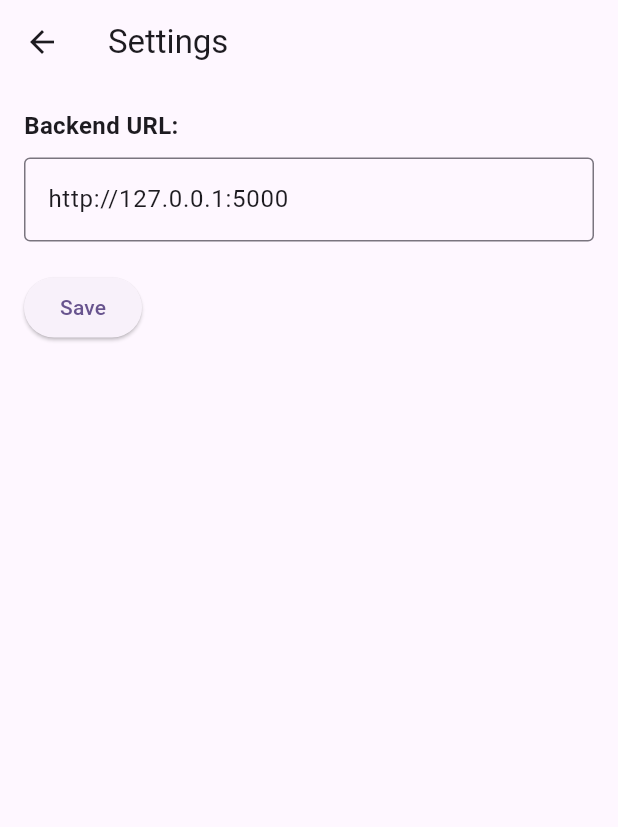
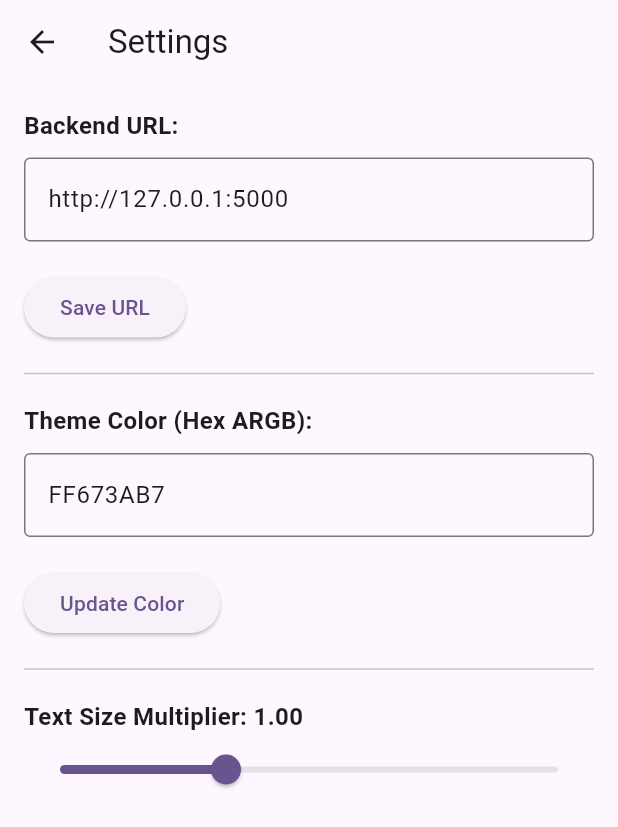
Before and after one commit to Thechopsee/exdata_collector, a Flutter app: the SettingsScreen screen opened directly, on a phone screen of 412 x 824 dp. Shown: the top 827 px of the screen. Run offline on Flutter 3.47's test engine with Material 3 defaults, Android fonts, the phone set to English and light mode, and no system bars; our stand-ins replace shared_preferences; accounts and stored records are empty.

Commit message:
Implement custom theme configuration system
- Add 'provider' dependency for state management.
- Create ThemeConfig model to encapsulate ThemeData generation.
- Implement ConfigProvider to manage and persist theme settings (primary color and text size).
- Update SettingsScreen with UI components for real-time theme customization.
- Adjust main.dart to use dynamic theme from ConfigProvider.
- Update tests to support the new state management architecture.

Co-authored-by: Thechopsee <74382107+Thechopsee@users.noreply.github.com>

```diff
--- /dev/null
+++ b/lib/Models/ThemeConfig.dart
@@ -0,0 +1,32 @@
+import 'package:flutter/material.dart';
+
+class ThemeConfig {
+  final Color primaryColor;
+  final double textSizeMultiplier;
+
+  ThemeConfig({
+    required this.primaryColor,
+    required this.textSizeMultiplier,
+  });
+
+  ThemeData get themeData {
+    return ThemeData(
+      colorScheme: ColorScheme.fromSeed(seedColor: primaryColor),
+      useMaterial3: true,
+      textTheme: const TextTheme().apply(
+        fontSizeFactor: textSizeMultiplier,
+      ),
+    );
+  }
+
+  // Helper to create a copy with some changed fields
+  ThemeConfig copyWith({
+    Color? primaryColor,
+    double? textSizeMultiplier,
+  }) {
+    return ThemeConfig(
+      primaryColor: primaryColor ?? this.primaryColor,
+      textSizeMultiplier: textSizeMultiplier ?? this.textSizeMultiplier,
+    );
+  }
+}
--- /dev/null
+++ b/lib/Services/ConfigProvider.dart
@@ -0,0 +1,41 @@
+import 'package:flutter/material.dart';
+import '../Models/ThemeConfig.dart';
+import 'SettingsManager.dart';
+
+class ConfigProvider with ChangeNotifier {
+  ThemeConfig _themeConfig = ThemeConfig(
+    primaryColor: Colors.deepPurple,
+    textSizeMultiplier: 1.0,
+  );
+
+  ThemeConfig get themeConfig => _themeConfig;
+
+  Future<void> loadSettings() async {
+    final settingsManager = await SettingsManager.getInstance();
+    String colorHex = await settingsManager.getPrimaryColor();
+    double textSizeMultiplier = await settingsManager.getTextSizeMultiplier();
+
+    _themeConfig = ThemeConfig(
+      primaryColor: Color(int.parse(colorHex, radix: 16)),
+      textSizeMultiplier: textSizeMultiplier,
+    );
+    notifyListeners();
+  }
+
+  Future<void> updateTheme({Color? primaryColor, double? textSizeMultiplier}) async {
+    _themeConfig = _themeConfig.copyWith(
+      primaryColor: primaryColor,
+      textSizeMultiplier: textSizeMultiplier,
+    );
+
+    final settingsManager = await SettingsManager.getInstance();
+    if (primaryColor != null) {
+      await settingsManager.setPrimaryColor(primaryColor.value.toRadixString(16).toUpperCase());
+    }
+    if (textSizeMultiplier != null) {
+      await settingsManager.setTextSizeMultiplier(textSizeMultiplier);
+    }
+
+    notifyListeners();
+  }
+}
--- a/lib/Services/SettingsManager.dart
+++ b/lib/Services/SettingsManager.dart
@@ -2,6 +2,9 @@ import 'package:shared_preferences/shared_preferences.dart';
 
 class SettingsManager {
   static const String _backendUrlKey = 'backend_url';
+  static const String _primaryColorKey = 'primary_color';
+  static const String _textSizeMultiplierKey = 'text_size_multiplier';
+
   static SettingsManager? _instance;
   static SharedPreferences? _prefs;
 
@@ -23,6 +26,22 @@ class SettingsManager {
     return _prefs?.getString(_backendUrlKey) ?? 'http://127.0.0.1:5000';
   }
 
+  Future<void> setPrimaryColor(String colorHex) async {
+    await _prefs?.setString(_primaryColorKey, colorHex);
+  }
+
+  Future<String> getPrimaryColor() async {
+    return _prefs?.getString(_primaryColorKey) ?? 'FF673AB7'; // Default DeepPurple
+  }
+
+  Future<void> setTextSizeMultiplier(double multiplier) async {
+    await _prefs?.setDouble(_textSizeMultiplierKey, multiplier);
+  }
+
+  Future<double> getTextSizeMultiplier() async {
+    return _prefs?.getDouble(_textSizeMultiplierKey) ?? 1.0;
+  }
+
   Future<void> clearAllSettings() async {
     await _prefs?.clear();
   }
--- a/lib/settingsScreen.dart
+++ b/lib/settingsScreen.dart
@@ -1,6 +1,8 @@
 import 'package:flutter/material.dart';
 import 'package:exdata_collector/Services/SettingsManager.dart';
 import 'package:exdata_collector/Services/OnlineSaver.dart';
+import 'package:provider/provider.dart';
+import 'Services/ConfigProvider.dart';
 
 class SettingsScreen extends StatefulWidget {
   const SettingsScreen({Key? key}) : super(key: key);
@@ -11,6 +13,7 @@ class SettingsScreen extends StatefulWidget {
 
 class _SettingsScreenState extends State<SettingsScreen> {
   final TextEditingController _urlController = TextEditingController();
+  final TextEditingController _colorController = TextEditingController();
   late SettingsManager _settingsManager;
 
   @override
@@ -21,19 +24,22 @@ class _SettingsScreenState extends State<SettingsScreen> {
 
   void _initializeSettings() async {
     _settingsManager = await SettingsManager.getInstance();
-    _loadCurrentUrl();
+    _loadSettings();
   }
 
-  void _loadCurrentUrl() async {
+  void _loadSettings() async {
     String url = await _settingsManager.getBackendUrl();
+    String colorHex = await _settingsManager.getPrimaryColor();
     setState(() {
       _urlController.text = url;
+      _colorController.text = colorHex;
     });
   }
 
   @override
   void dispose() {
     _urlController.dispose();
+    _colorController.dispose();
     super.dispose();
   }
 
@@ -60,7 +66,9 @@ class _SettingsScreenState extends State<SettingsScreen> {
       appBar: AppBar(
         title: const Text('Settings'),
       ),
-      body: Padding(
+      body: Consumer<ConfigProvider>(
+        builder: (context, config, child) {
+          return SingleChildScrollView(
             padding: const EdgeInsets.all(16.0),
             child: Column(
               crossAxisAlignment: CrossAxisAlignment.start,
@@ -80,10 +88,62 @@ class _SettingsScreenState extends State<SettingsScreen> {
                 const SizedBox(height: 20),
                 ElevatedButton(
                   onPressed: _saveUrl,
-              child: const Text('Save'),
+                  child: const Text('Save URL'),
+                ),
+                const Divider(height: 40),
+                const Text(
+                  'Theme Color (Hex ARGB):',
+                  style: TextStyle(fontSize: 16, fontWeight: FontWeight.bold),
+                ),
+                const SizedBox(height: 10),
+                TextFormField(
+                  controller: _colorController,
+                  decoration: const InputDecoration(
+                    hintText: 'FF673AB7',
+                    border: OutlineInputBorder(),
+                  ),
+                  onFieldSubmitted: (value) {
+                    try {
+                      Color color = Color(int.parse(value, radix: 16));
+                      config.updateTheme(primaryColor: color);
+                    } catch (e) {
+                      ScaffoldMessenger.of(context).showSnackBar(
+                        const SnackBar(content: Text('Invalid color format')),
+                      );
+                    }
+                  },
+                ),
+                const SizedBox(height: 20),
+                ElevatedButton(
+                  onPressed: () {
+                    try {
+                      Color color = Color(int.parse(_colorController.text, radix: 16));
+                      config.updateTheme(primaryColor: color);
+                    } catch (e) {
+                      ScaffoldMessenger.of(context).showSnackBar(
+                        const SnackBar(content: Text('Invalid color format')),
+                      );
+                    }
+                  },
+                  child: const Text('Update Color'),
+                ),
+                const Divider(height: 40),
+                Text(
+                  'Text Size Multiplier: ${config.themeConfig.textSizeMultiplier.toStringAsFixed(2)}',
+                  style: TextStyle(fontSize: 16, fontWeight: FontWeight.bold),
+                ),
+                Slider(
+                  value: config.themeConfig.textSizeMultiplier,
+                  min: 0.5,
+                  max: 2.0,
+                  onChanged: (value) {
+                    config.updateTheme(textSizeMultiplier: value);
+                  },
                 ),
               ],
             ),
+          );
+        },
       ),
     );
   }
--- a/pubspec.yaml
+++ b/pubspec.yaml
@@ -35,6 +35,7 @@ dependencies:
   http: ^1.2.1
   path_provider: ^2.1.2
   image_picker: ^1.0.4
+  provider: ^6.1.1
 
   # The following adds the Cupertino Icons font to your application.
   # Use with the CupertinoIcons class for iOS style icons.
```
Also changed, not shown: lib/main.dart (+21 -9 lines), pubspec.lock, 1 other file. Lines whose indentation alone changed are shown as unchanged.
